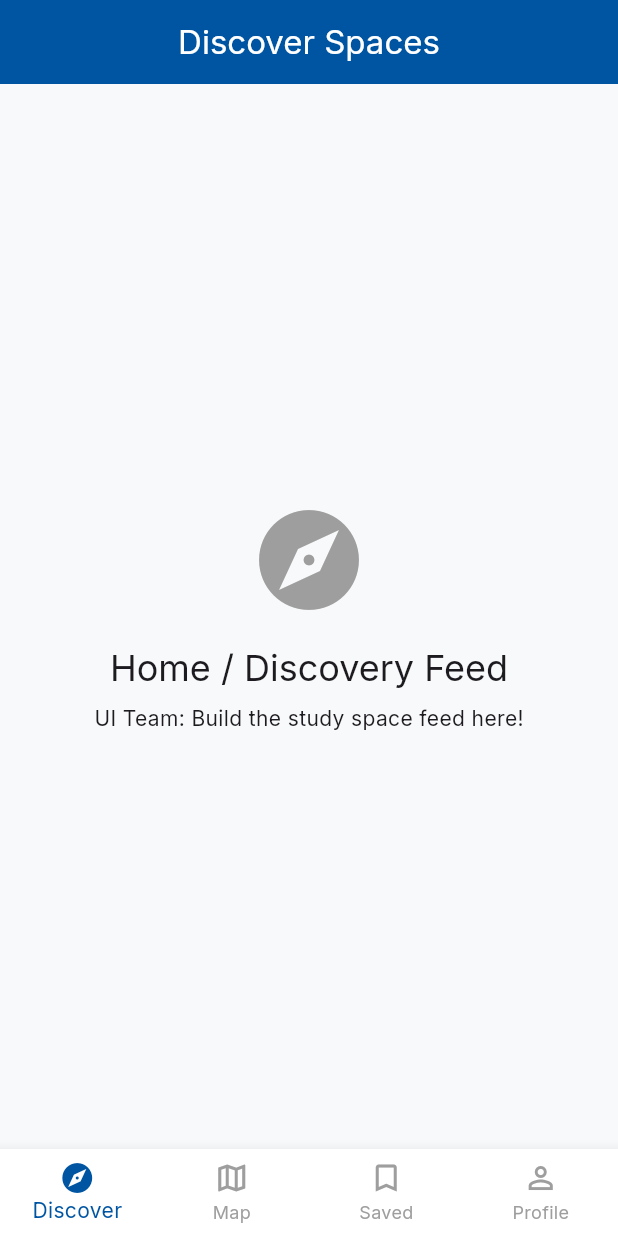
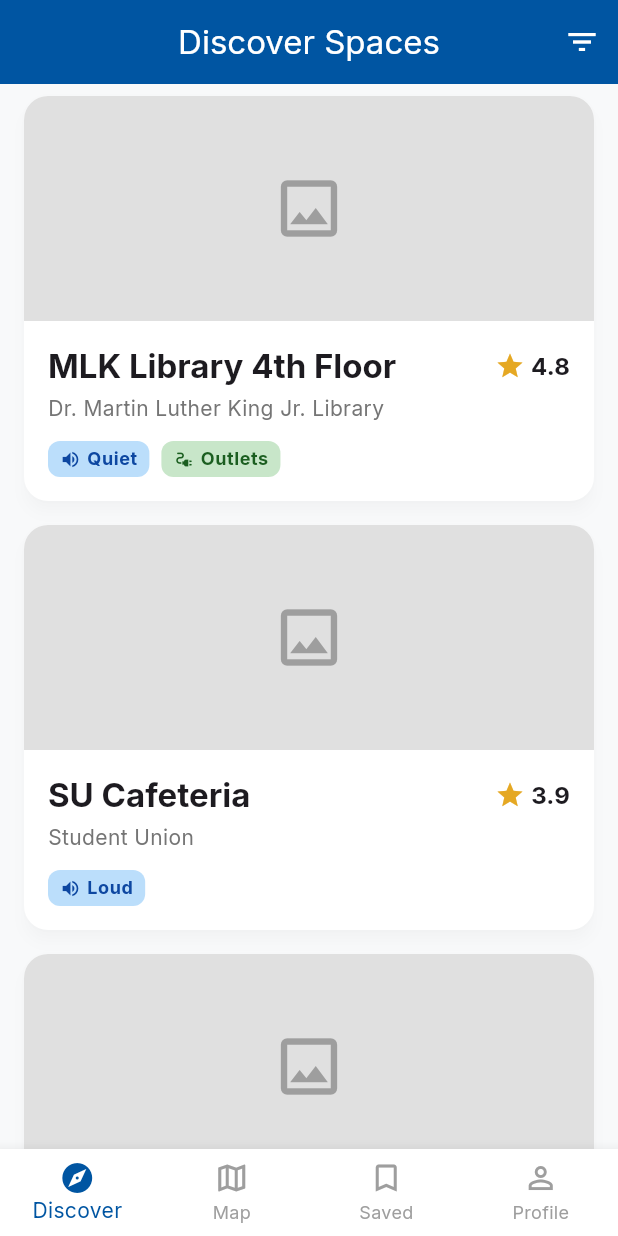
Before and after one commit to maernest04/CMPE-137-Project, a Flutter app: the screen it shows after launch, on a phone screen of 412 x 824 dp. Run offline on Flutter 3.47's test engine with Material 3 defaults, Android fonts, the phone set to English and light mode, and no system bars; our stand-ins replace go_router, google_fonts.

Commit message:
Added a study space card and some mock data to use

```diff
--- a/lib/screens/home_screen.dart
+++ b/lib/screens/home_screen.dart
@@ -1,4 +1,6 @@
 import 'package:flutter/material.dart';
+import 'package:cmpe_137_study_space/models/study_space.dart';
+import 'package:cmpe_137_study_space/widgets/study_space_card.dart';
 
 class HomeScreen extends StatelessWidget {
   const HomeScreen({super.key});
@@ -8,21 +10,21 @@ class HomeScreen extends StatelessWidget {
     return Scaffold(
       appBar: AppBar(
         title: const Text('Discover Spaces'),
+        actions: [
+          IconButton(
+            icon: const Icon(Icons.filter_list),
+            onPressed: () {
+              // TODO: Implement filter modal
+            },
+          ),
+        ],
       ),
-      body: Center(
-        child: Column(
-          mainAxisAlignment: MainAxisAlignment.center,
-          children: [
-            const Icon(Icons.explore, size: 80, color: Colors.grey),
-            const SizedBox(height: 16),
-            Text(
-              'Home / Discovery Feed',
-              style: Theme.of(context).textTheme.headlineSmall,
-            ),
-            const SizedBox(height: 8),
-            const Text('UI Team: Build the study space feed here!'),
-          ],
-        ),
+      body: ListView.builder(
+        itemCount: mockStudySpaces.length,
+        itemBuilder: (context, index) {
+          final space = mockStudySpaces[index];
+          return StudySpaceCard(space: space);
+        },
       ),
     );
   }
--- a/lib/widgets/study_space_card.dart
+++ b/lib/widgets/study_space_card.dart
@@ -1,6 +1,6 @@
 import 'package:flutter/material.dart';
-import '../theme/app_theme.dart';
-import '../models/study_space.dart';
+import 'package:cmpe_137_study_space/theme/app_theme.dart';
+import 'package:cmpe_137_study_space/models/study_space.dart';
 
 class StudySpaceCard extends StatelessWidget {
   final StudySpace space;
@@ -13,91 +13,88 @@ class StudySpaceCard extends StatelessWidget {
   @override
   Widget build(BuildContext context) {
     return Card(
-      margin: const EdgeInsets.only(bottom: 16),
+      margin: const EdgeInsets.symmetric(horizontal: 16, vertical: 8),
       clipBehavior: Clip.antiAlias,
       child: InkWell(
         onTap: () {
-            // TODO: Navigate to detail screen
+          // TODO: Navigate to space details screen
         },
         child: Column(
           crossAxisAlignment: CrossAxisAlignment.start,
           children: [
-            // Image Placeholder (In reality, this would be a NetworkImage)
+            // Placeholder Image (we'll replace this with real images later)
             Container(
-              height: 180,
+              height: 150,
               width: double.infinity,
-              color: Colors.grey[300],
-              child: const Icon(Icons.image, size: 60, color: Colors.grey),
+              color: Colors.grey.shade300,
+              child: const Center(
+                child: Icon(
+                  Icons.image_outlined,
+                  size: 50,
+                  color: Colors.grey,
+                ),
+              ),
             ),
 
-            // Content
             Padding(
               padding: const EdgeInsets.all(16.0),
               child: Column(
                 crossAxisAlignment: CrossAxisAlignment.start,
                 children: [
-                  // Title and Rating Row
                   Row(
                     mainAxisAlignment: MainAxisAlignment.spaceBetween,
-                    crossAxisAlignment: CrossAxisAlignment.start,
                     children: [
                       Expanded(
                         child: Text(
                           space.name,
                           style: Theme.of(context).textTheme.titleLarge?.copyWith(
-                                fontWeight: FontWeight.bold,
-                                color: AppTheme.sjsuBlue,
-                              ),
+                            fontWeight: FontWeight.bold,
+                          ),
+                          maxLines: 1,
+                          overflow: TextOverflow.ellipsis,
                         ),
                       ),
-                      Container(
-                        padding: const EdgeInsets.symmetric(horizontal: 8, vertical: 4),
-                        decoration: BoxDecoration(
-                          color: AppTheme.sjsuGold.withOpacity(0.2),
-                          borderRadius: BorderRadius.circular(8),
-                        ),
-                        child: Row(
-                          mainAxisSize: MainAxisSize.min,
-                          children: [
-                            const Icon(Icons.star, color: AppTheme.sjsuGold, size: 16),
-                            const SizedBox(width: 4),
-                            Text(
-                              space.rating.toString(),
-                              style: const TextStyle(fontWeight: FontWeight.bold),
+                      Row(
+                        children: [
+                          const Icon(Icons.star, color: AppTheme.sjsuGold, size: 20),
+                          const SizedBox(width: 4),
+                          Text(
+                            space.rating.toString(),
+                            style: Theme.of(context).textTheme.titleMedium?.copyWith(
+                              fontWeight: FontWeight.bold,
                             ),
-                          ],
-                        ),
+                          ),
+                        ],
                       ),
                     ],
                   ),
-
                   const SizedBox(height: 4),
-
-                  // Building Name
                   Text(
                     space.building,
-                    style: TextStyle(
-                      color: Colors.grey[600],
-                      fontWeight: FontWeight.w500,
+                    style: Theme.of(context).textTheme.bodyMedium?.copyWith(
+                      color: Colors.grey.shade600,
                     ),
                   ),
-
                   const SizedBox(height: 12),
 
-                  // Tags/Features Row
+                  // Filter tags
                   Row(
                     children: [
-                      _buildFeatureTag(
+                      _buildTag(
+                        context,
                         icon: Icons.volume_up,
-                        text: space.noiseLevel,
-                        color: space.noiseLevel == 'Quiet' ? Colors.green : Colors.orange,
+                        label: space.noiseLevel,
+                        color: Colors.blue.shade100,
+                        textColor: Colors.blue.shade900,
                       ),
                       const SizedBox(width: 8),
                       if (space.hasOutlets)
-                        _buildFeatureTag(
+                        _buildTag(
+                          context,
                           icon: Icons.electrical_services,
-                          text: 'Outlets',
-                          color: AppTheme.sjsuBlue,
+                          label: 'Outlets',
+                          color: Colors.green.shade100,
+                          textColor: Colors.green.shade900,
                         ),
                     ],
                   ),
@@ -110,29 +107,29 @@ class StudySpaceCard extends StatelessWidget {
     );
   }
 
-  Widget _buildFeatureTag({
+  Widget _buildTag(
+    BuildContext context, {
     required IconData icon,
-    required String text,
+    required String label,
     required Color color,
+    required Color textColor,
   }) {
     return Container(
       padding: const EdgeInsets.symmetric(horizontal: 8, vertical: 4),
       decoration: BoxDecoration(
-        border: Border.all(color: color.withOpacity(0.5)),
-        borderRadius: BorderRadius.circular(12),
-        color: color.withOpacity(0.1),
+        color: color,
+        borderRadius: BorderRadius.circular(8),
       ),
       child: Row(
         mainAxisSize: MainAxisSize.min,
         children: [
-          Icon(icon, size: 14, color: color),
+          Icon(icon, size: 14, color: textColor),
           const SizedBox(width: 4),
           Text(
-            text,
-            style: TextStyle(
-              fontSize: 12,
-              color: color,
-              fontWeight: FontWeight.w600,
+            label,
+            style: Theme.of(context).textTheme.bodySmall?.copyWith(
+              color: textColor,
+              fontWeight: FontWeight.bold,
             ),
           ),
         ],
```
Also changed, not shown: 12 other files.
